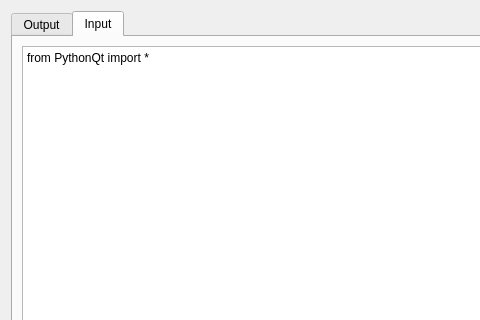
Qt form src/scriptconsole.ui (fontmatrix/fontmatrix) before a commit; both pictures show x 0 to 480 and y 0 to 320 of the 640 by 545 pixel window.
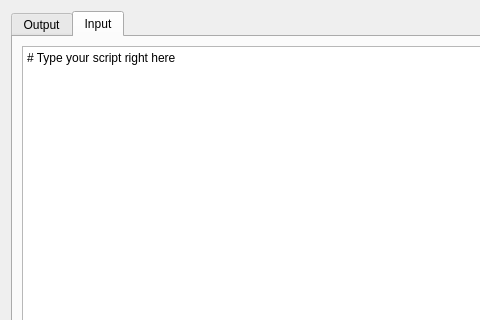
The same form after that commit. The open tabs and pages were chosen to show the change.

Commit message: Changed - import PythonQt before user script to save hime this pain

The edit to the form file:
```diff
--- a/src/scriptconsole.ui
+++ b/src/scriptconsole.ui
@@ -127,7 +127,8 @@
        <item row="0" column="0" colspan="2" >
         <widget class="QPlainTextEdit" name="input" >
          <property name="plainText" >
-          <string>from PythonQt import *</string>
+          <string># Type your script right here
+</string>
          </property>
         </widget>
        </item>
```
Left out of the diff: 3 changed lines with no effect on the pictures. The commit also changes 1 other file.
